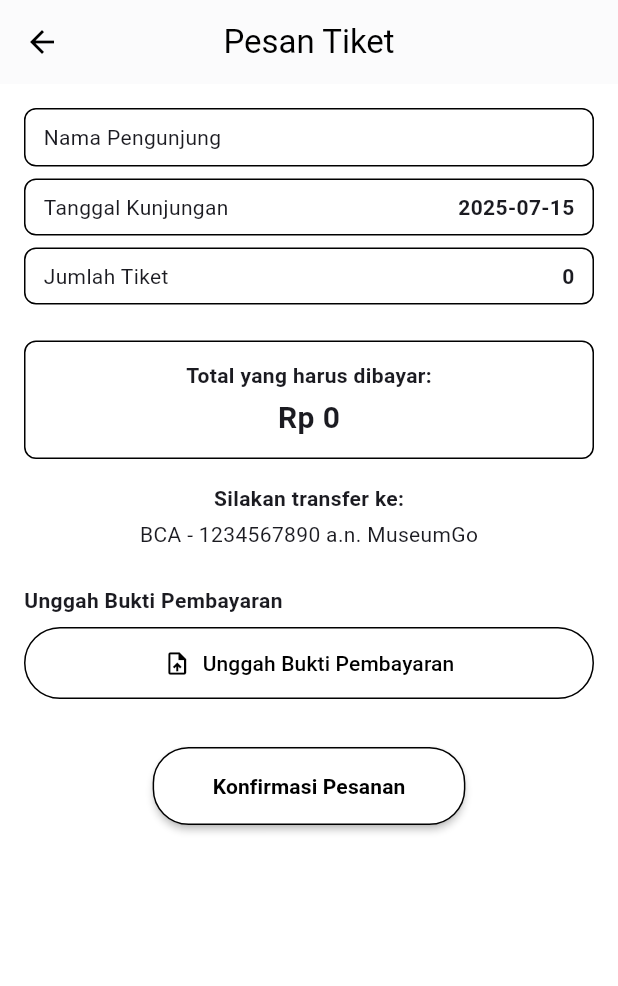
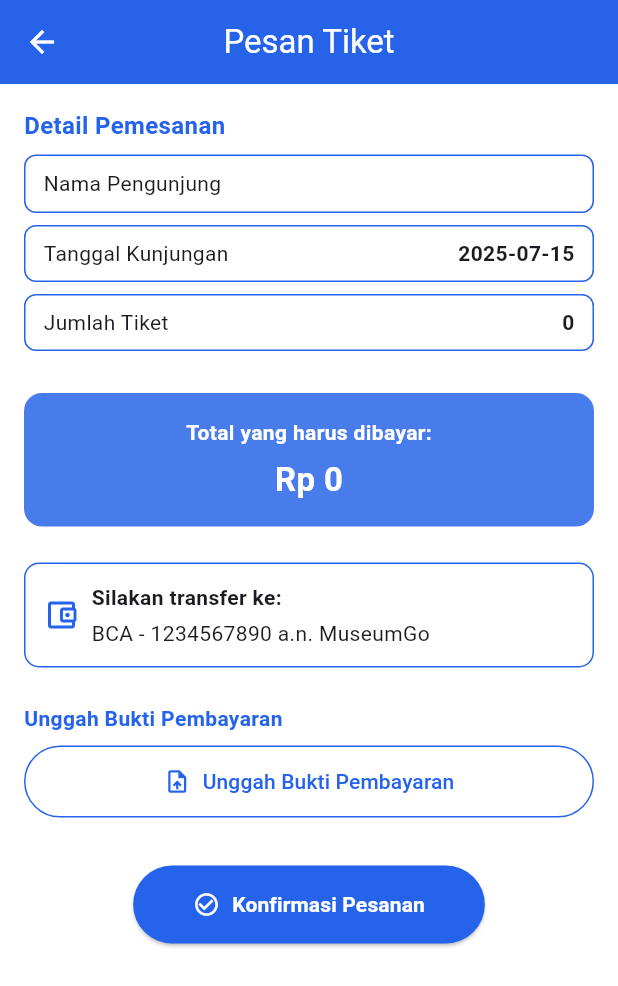
Before and after one commit to faizaST/museumgo, a Flutter app: the KonfirmasiPage screen opened directly with empty values, on a phone screen of 412 x 824 dp. Shown: the top 986 px of the screen. Run offline on Flutter 3.47's test engine with Material 3 defaults, Android fonts, the phone set to English and light mode, and no system bars; our stand-ins replace get, get_storage, image_picker, month_picker_dialog, printing, supabase_flutter; accounts and stored records are empty.

Commit message:
Crysansha (ganti warna biru konfirmasi )

```diff
--- a/lib/screens/user/konfirmasi_page.dart
+++ b/lib/screens/user/konfirmasi_page.dart
@@ -27,6 +27,8 @@ class _KonfirmasiPageState extends State<KonfirmasiPage> {
   String? _uploadedImageUrl;
   XFile? _imageFile;
 
+  final Color primaryColor = const Color(0xFF2563EB);
+
   Future<void> _pickImageAndUpload() async {
     final picker = ImagePicker();
     final pickedFile = await picker.pickImage(source: ImageSource.gallery);
@@ -39,7 +41,6 @@ class _KonfirmasiPageState extends State<KonfirmasiPage> {
             '${DateTime.now().millisecondsSinceEpoch}_${pickedFile.name}';
         final fileBytes = await pickedFile.readAsBytes();
 
-        // Upload ke Supabase Storage
         await Supabase.instance.client.storage
             .from('bukti-pembayaran')
             .uploadBinary('bukti_url/$fileName', fileBytes);
@@ -53,8 +54,6 @@ class _KonfirmasiPageState extends State<KonfirmasiPage> {
           _uploadedImageUrl = publicUrl;
         });
 
-        print('✅ Upload berhasil. Public URL: $_uploadedImageUrl');
-
         Get.snackbar(
           'Upload Berhasil',
           'Bukti pembayaran berhasil diunggah',
@@ -63,7 +62,6 @@ class _KonfirmasiPageState extends State<KonfirmasiPage> {
           colorText: Colors.white,
         );
       } catch (e) {
-        print('❌ Upload error: $e');
         Get.snackbar(
           'Upload Gagal',
           'Terjadi kesalahan: $e',
@@ -121,8 +119,6 @@ class _KonfirmasiPageState extends State<KonfirmasiPage> {
               .select()
               .single();
 
-      print('✅ Insert response: $response');
-
       _box.write('last_konfirmasi', response);
 
       Get.offAllNamed('/riwayat');
@@ -135,7 +131,6 @@ class _KonfirmasiPageState extends State<KonfirmasiPage> {
         colorText: Colors.white,
       );
     } catch (e) {
-      print('❌ Insert error: $e');
       Get.snackbar(
         'Gagal',
         'Terjadi kesalahan saat menyimpan: $e',
@@ -155,8 +150,8 @@ class _KonfirmasiPageState extends State<KonfirmasiPage> {
       appBar: AppBar(
         title: const Text('Pesan Tiket'),
         centerTitle: true,
-        backgroundColor: Colors.white,
-        foregroundColor: Colors.black,
+        backgroundColor: primaryColor,
+        foregroundColor: Colors.white,
         elevation: 0.5,
       ),
       body: SingleChildScrollView(
@@ -164,6 +159,17 @@ class _KonfirmasiPageState extends State<KonfirmasiPage> {
         child: Column(
           crossAxisAlignment: CrossAxisAlignment.start,
           children: [
+            const Text(
+              'Detail Pemesanan',
+              style: TextStyle(
+                fontSize: 16,
+                fontWeight: FontWeight.bold,
+                color: Color(0xFF2563EB),
+              ),
+            ),
+            const SizedBox(height: 8),
+
+            // Box informasi
             _buildInfoBox(
               label: 'Nama Pengunjung',
               value: widget.namaPengunjung,
@@ -176,89 +182,123 @@ class _KonfirmasiPageState extends State<KonfirmasiPage> {
               label: 'Jumlah Tiket',
               value: '${widget.jumlahTiket}',
             ),
-            const SizedBox(height: 16),
+
+            const SizedBox(height: 20),
+
+            // Total pembayaran
             Container(
               width: double.infinity,
-              padding: const EdgeInsets.all(12),
+              padding: const EdgeInsets.all(16),
               decoration: BoxDecoration(
-                border: Border.all(color: Colors.black),
-                borderRadius: BorderRadius.circular(8),
+                color: Color.fromARGB(255, 73, 124, 235),
+                borderRadius: BorderRadius.circular(12),
               ),
               child: Column(
                 children: [
                   const Text(
                     'Total yang harus dibayar:',
-                    style: TextStyle(fontWeight: FontWeight.w600),
+                    style: TextStyle(
+                      color: Colors.white,
+                      fontWeight: FontWeight.w600,
+                    ),
                   ),
-                  const SizedBox(height: 4),
+                  const SizedBox(height: 6),
                   Text(
                     'Rp $totalBayar',
                     style: const TextStyle(
-                      fontSize: 20,
+                      color: Colors.white,
+                      fontSize: 22,
                       fontWeight: FontWeight.bold,
                     ),
                   ),
                 ],
               ),
             ),
-            const SizedBox(height: 16),
-            Center(
-              child: Column(
+
+            const SizedBox(height: 24),
+
+            // Transfer info
+            Container(
+              width: double.infinity,
+              padding: const EdgeInsets.all(12),
+              decoration: BoxDecoration(
+                border: Border.all(color: primaryColor),
+                borderRadius: BorderRadius.circular(10),
+              ),
+              child: Row(
                 children: const [
-                  Text(
-                    'Silakan transfer ke:',
-                    style: TextStyle(fontWeight: FontWeight.w600),
+                  Icon(
+                    Icons.account_balance_wallet_outlined,
+                    color: Color(0xFF2563EB),
                   ),
-                  SizedBox(height: 4),
-                  Text('BCA - 1234567890 a.n. MuseumGo'),
+                  SizedBox(width: 8),
+                  Expanded(
+                    child: Column(
+                      crossAxisAlignment: CrossAxisAlignment.start,
+                      children: [
+                        Text(
+                          'Silakan transfer ke:',
+                          style: TextStyle(fontWeight: FontWeight.w600),
+                        ),
+                        SizedBox(height: 4),
+                        Text('BCA - 1234567890 a.n. MuseumGo'),
+                      ],
+                    ),
+                  ),
                 ],
               ),
             ),
+
             const SizedBox(height: 24),
+
+            // Upload bukti
             const Text(
               'Unggah Bukti Pembayaran',
-              style: TextStyle(fontWeight: FontWeight.w600),
+              style: TextStyle(
+                fontWeight: FontWeight.w600,
+                color: Color(0xFF2563EB),
+              ),
             ),
             const SizedBox(height: 8),
             OutlinedButton.icon(
               onPressed: _isUploading ? null : _pickImageAndUpload,
-              icon: const Icon(Icons.upload_file, color: Colors.black),
+              icon: Icon(Icons.upload_file, color: primaryColor),
               label: Text(
                 _isUploading
                     ? 'Mengunggah...'
                     : (_uploadedImageUrl != null
                         ? 'Bukti sudah diupload'
                         : 'Unggah Bukti Pembayaran'),
-                style: const TextStyle(color: Colors.black),
+                style: TextStyle(color: primaryColor),
               ),
               style: OutlinedButton.styleFrom(
-                side: const BorderSide(color: Colors.black),
+                side: BorderSide(color: primaryColor),
                 padding: const EdgeInsets.symmetric(vertical: 14),
                 minimumSize: const Size.fromHeight(48),
                 backgroundColor: Colors.white,
               ),
             ),
+
             const SizedBox(height: 32),
+
+            // Tombol konfirmasi
             Center(
-              child: ElevatedButton(
+              child: ElevatedButton.icon(
                 onPressed: _isUploading ? null : _submit,
-                child: const Text(
+                icon: const Icon(Icons.check_circle_outline),
+                label: const Text(
                   'Konfirmasi Pesanan',
-                  style: TextStyle(
-                    color: Colors.black,
-                    fontWeight: FontWeight.bold,
-                  ),
+                  style: TextStyle(fontWeight: FontWeight.bold),
                 ),
                 style: ElevatedButton.styleFrom(
-                  backgroundColor: Colors.white,
-                  side: const BorderSide(color: Colors.black),
+                  backgroundColor: primaryColor,
+                  foregroundColor: Colors.white,
                   padding: const EdgeInsets.symmetric(
                     horizontal: 40,
                     vertical: 16,
                   ),
-                  elevation: 2,
                   shape: RoundedRectangleBorder(
-                    borderRadius: BorderRadius.circular(24),
+                    borderRadius: BorderRadius.circular(30),
                   ),
                 ),
               ),
@@ -275,7 +315,7 @@ class _KonfirmasiPageState extends State<KonfirmasiPage> {
       padding: const EdgeInsets.symmetric(vertical: 8, horizontal: 12),
       margin: const EdgeInsets.only(bottom: 8),
       decoration: BoxDecoration(
-        border: Border.all(color: Colors.black),
+        border: Border.all(color: const Color(0xFF2563EB)),
         borderRadius: BorderRadius.circular(8),
       ),
       child: Row(
```
